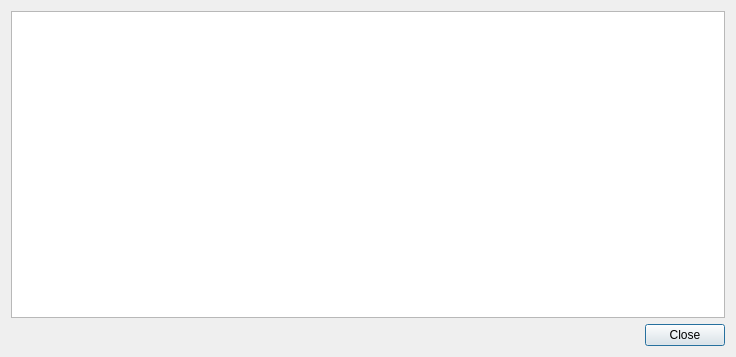
First picture: the form in src/gui/ui/depositdetailsdialog.ui, repository mygirl8893/Catalyst-Classic-3.0.4, before the edit.
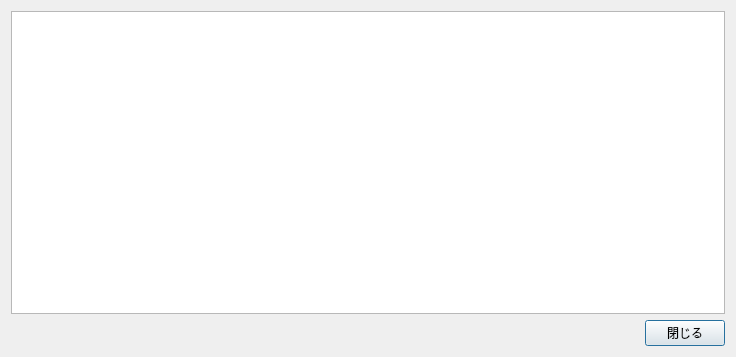
Second picture: the form after the edit.

The edit to the form file:
```diff
--- a/src/gui/ui/depositdetailsdialog.ui
+++ b/src/gui/ui/depositdetailsdialog.ui
@@ -35,7 +35,7 @@
      <item>
       <widget class="QPushButton" name="m_closeButton">
        <property name="text">
-        <string>Close</string>
+        <string>閉じる</string>
        </property>
       </widget>
      </item>
```
Left out of the diff: 2 changed lines with no effect on the pictures.
